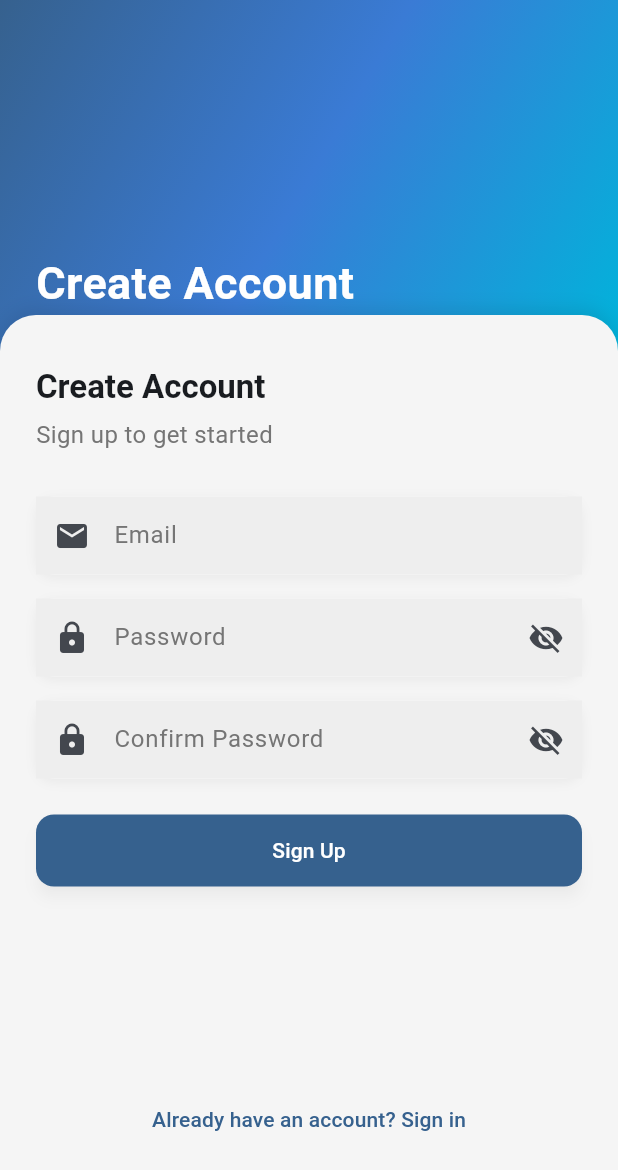
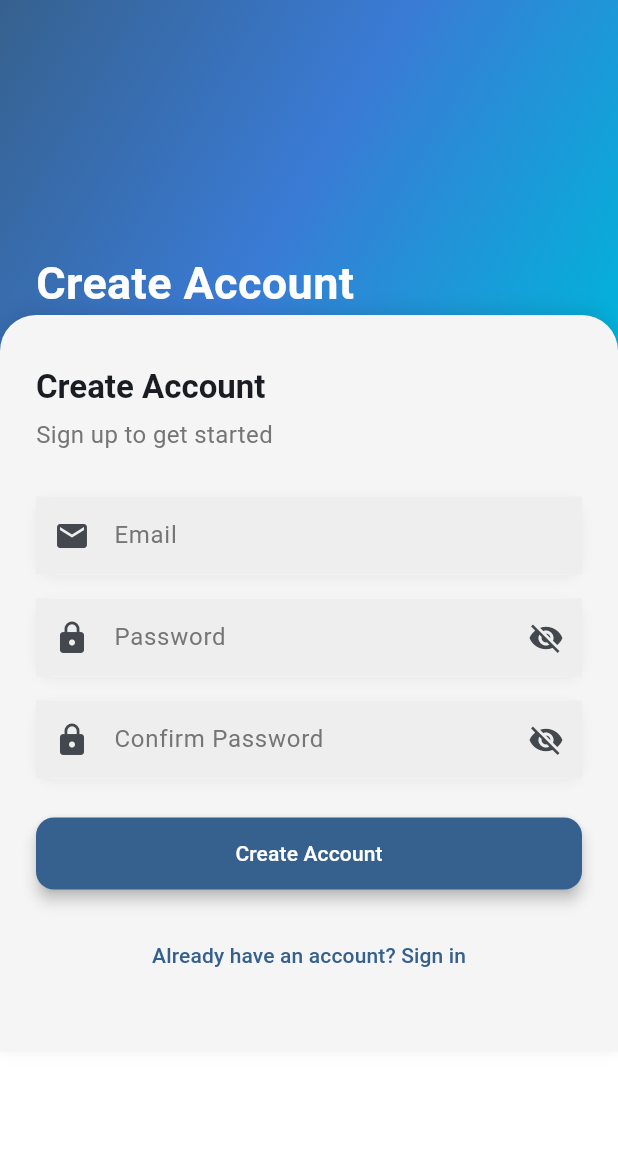
Before and after one commit to Smiller2424/KrustyKonnect_project2, a Flutter app: the SignupScreen screen opened directly, on a phone screen of 412 x 824 dp. Shown: the top 1170 px of the screen. Run offline on Flutter 3.47's test engine with Material 3 defaults, Android fonts, the phone set to English and light mode, and no system bars; our stand-ins replace cloud_firestore, firebase_auth, firebase_core, firebase_messaging; accounts and stored records are empty.

Commit message:
fixed signup screen overflow and improved layout with scroll support

```diff
--- a/lib/social/screens/login_screen.dart
+++ b/lib/social/screens/login_screen.dart
@@ -302,8 +302,15 @@ class _LoginScreenState extends State<LoginScreen> {
                     // SIGN UP
                     Center(
                       child: TextButton(
-                        onPressed: () {},
-                        child: const Text("Don’t have an account? Sign up"),
+                        onPressed: () {
+                          Navigator.push(
+                            context,
+                            MaterialPageRoute(
+                              builder: (context) => const SignupScreen(),
+                            ),
+                          );
+                        },
+                        child: const Text("Don't have an account? Sign up"),
                       ),
                     ),
                   ],
--- a/lib/social/screens/signup_screen.dart
+++ b/lib/social/screens/signup_screen.dart
@@ -15,15 +15,14 @@ class _SignupScreenState extends State<SignupScreen> {
   final TextEditingController confirmController = TextEditingController();
 
   bool isPasswordHidden = true;
+  bool isConfirmHidden = true;
   bool isLoading = false;
 
-  // SIGNUP FUNCTION
   void handleSignup() async {
     final email = emailController.text.trim();
     final password = passwordController.text.trim();
     final confirm = confirmController.text.trim();
 
-    // 🔹 Validation
     if (email.isEmpty || password.isEmpty || confirm.isEmpty) {
       ScaffoldMessenger.of(context).showSnackBar(
         const SnackBar(content: Text("Please fill all fields")),
@@ -50,14 +49,12 @@ class _SignupScreenState extends State<SignupScreen> {
 
       if (!mounted) return;
 
-
       Navigator.pushReplacement(
         context,
         MaterialPageRoute(
           builder: (context) => const HomeShell(),
         ),
       );
-
     } on FirebaseAuthException catch (e) {
       if (!mounted) return;
 
@@ -69,9 +66,6 @@ class _SignupScreenState extends State<SignupScreen> {
           break;
         case 'weak-password':
           message = "Password is too weak";
-          break;
-        case 'invalid-email':
-          message = "Invalid email format";
           break;
         default:
           message = e.message ?? "Something went wrong";
@@ -89,14 +83,16 @@ class _SignupScreenState extends State<SignupScreen> {
     }
   }
 
-  // INPUT FIELD BUILDER
   Widget buildInput({
     required TextEditingController controller,
     required String hint,
     required IconData icon,
     bool isPassword = false,
+    bool isHidden = false,
+    VoidCallback? toggle,
   }) {
     return Container(
+      margin: const EdgeInsets.only(bottom: 16),
       decoration: BoxDecoration(
         color: Colors.white,
         borderRadius: BorderRadius.circular(12),
@@ -110,7 +106,7 @@ class _SignupScreenState extends State<SignupScreen> {
       ),
       child: TextField(
         controller: controller,
-        obscureText: isPassword ? isPasswordHidden : false,
+        obscureText: isPassword ? isHidden : false,
         decoration: InputDecoration(
           hintText: hint,
           border: InputBorder.none,
@@ -118,15 +114,11 @@ class _SignupScreenState extends State<SignupScreen> {
           suffixIcon: isPassword
               ? IconButton(
                   icon: Icon(
-                    isPasswordHidden
+                    isHidden
                         ? Icons.visibility_off
                         : Icons.visibility,
                   ),
-                  onPressed: () {
-                    setState(() {
-                      isPasswordHidden = !isPasswordHidden;
-                    });
-                  },
+                  onPressed: toggle,
                 )
               : null,
         ),
@@ -171,12 +163,13 @@ class _SignupScreenState extends State<SignupScreen> {
             ),
           ),
 
-          // FORM
+          // FORM (SCROLLABLE FIX)
           Expanded(
+            child: SingleChildScrollView(
               child: Transform.translate(
                 offset: const Offset(0, -30),
                 child: Container(
-                padding: const EdgeInsets.all(24),
+                  padding: const EdgeInsets.fromLTRB(24, 24, 24, 40),
                   decoration: BoxDecoration(
                     color: Colors.grey[100],
                     borderRadius: const BorderRadius.vertical(
@@ -191,6 +184,7 @@ class _SignupScreenState extends State<SignupScreen> {
                     ],
                   ),
                   child: Column(
+                    mainAxisSize: MainAxisSize.min,
                     crossAxisAlignment: CrossAxisAlignment.start,
                     children: [
 
@@ -210,36 +204,40 @@ class _SignupScreenState extends State<SignupScreen> {
 
                       const SizedBox(height: 30),
 
-                    // EMAIL
                       buildInput(
                         controller: emailController,
                         hint: "Email",
                         icon: Icons.email,
                       ),
 
-                    const SizedBox(height: 16),
-
-                    // PASSWORD
                       buildInput(
                         controller: passwordController,
                         hint: "Password",
                         icon: Icons.lock,
                         isPassword: true,
+                        isHidden: isPasswordHidden,
+                        toggle: () {
+                          setState(() {
+                            isPasswordHidden = !isPasswordHidden;
+                          });
+                        },
                       ),
 
-                    const SizedBox(height: 16),
-
-                    // CONFIRM
                       buildInput(
                         controller: confirmController,
                         hint: "Confirm Password",
                         icon: Icons.lock,
                         isPassword: true,
+                        isHidden: isConfirmHidden,
+                        toggle: () {
+                          setState(() {
+                            isConfirmHidden = !isConfirmHidden;
+                          });
+                        },
                       ),
 
-                    const SizedBox(height: 24),
+                      const SizedBox(height: 10),
 
-                    // SIGNUP BUTTON
                       SizedBox(
                         width: double.infinity,
                         child: ElevatedButton(
@@ -248,7 +246,6 @@ class _SignupScreenState extends State<SignupScreen> {
                                 Theme.of(context).colorScheme.primary,
                             foregroundColor: Colors.white,
                             elevation: 4,
-                          shadowColor: Colors.black.withValues(alpha: 0.2),
                           ),
                           onPressed: isLoading ? null : handleSignup,
                           child: isLoading
@@ -260,22 +257,24 @@ class _SignupScreenState extends State<SignupScreen> {
                                     strokeWidth: 2,
                                   ),
                                 )
-                            : const Text("Sign Up"),
+                              : const Text("Create Account"),
                         ),
                       ),
 
-                    const Spacer(),
+                      const SizedBox(height: 20),
 
-                    // BACK TO LOGIN
                       Center(
                         child: TextButton(
                           onPressed: () {
                             Navigator.pop(context);
                           },
-                        child: const Text("Already have an account? Sign in"),
+                          child: const Text(
+                            "Already have an account? Sign in",
+                          ),
                         ),
                       ),
                     ],
+                  ),
                 ),
               ),
             ),
```
Lines whose indentation alone changed are shown as unchanged.
